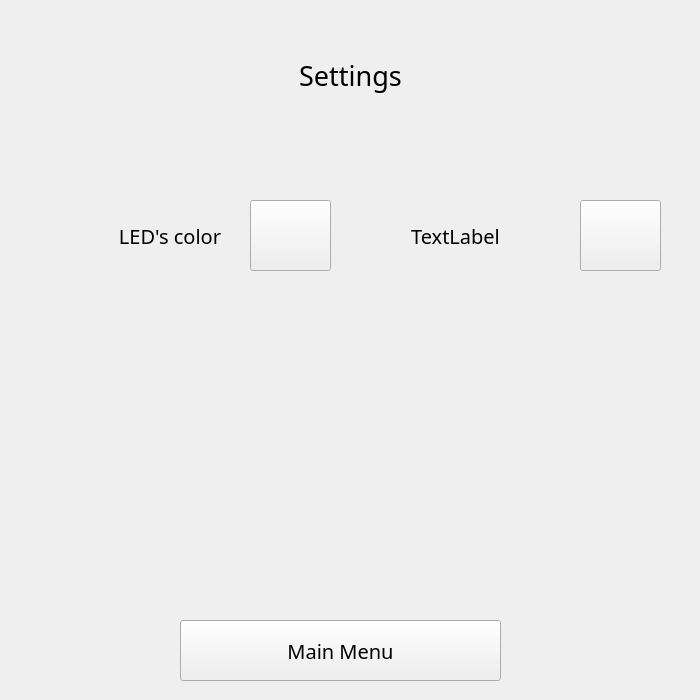
Before: the Qt Designer form GUI/ui_files/settings.ui in agak33/SW-Piano-Tiles, drawn with Qt 5.
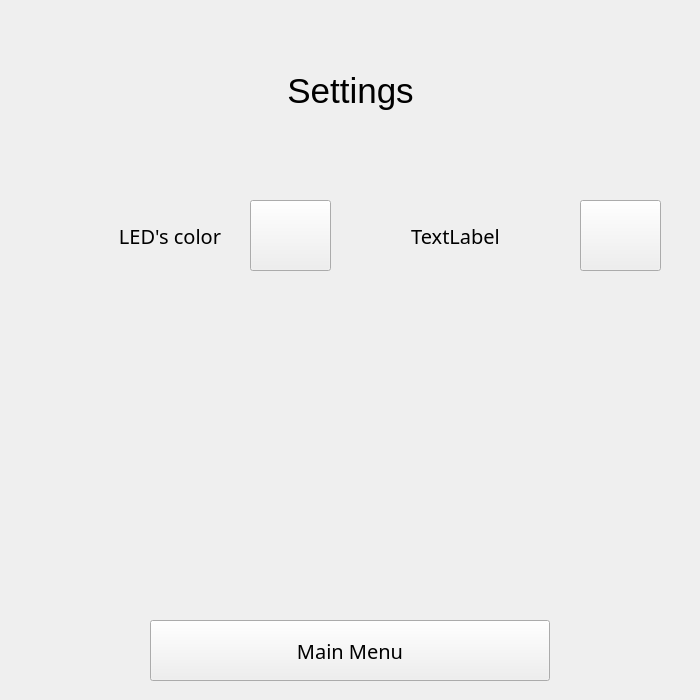
After: the same form once the commit is applied.

Diff of the .ui file:
```diff
--- a/GUI/ui_files/settings.ui
+++ b/GUI/ui_files/settings.ui
@@ -42,13 +42,13 @@
      <x>10</x>
      <y>20</y>
      <width>681</width>
-     <height>111</height>
+     <height>141</height>
     </rect>
    </property>
    <property name="font">
     <font>
-     <family>Patrick Hand SC</family>
-     <pointsize>20</pointsize>
+     <family>MS Shell Dlg 2</family>
+     <pointsize>26</pointsize>
     </font>
    </property>
    <property name="text">
@@ -61,9 +61,9 @@
   <widget class="QLabel" name="label_2">
    <property name="geometry">
     <rect>
-     <x>30</x>
+     <x>20</x>
      <y>200</y>
-     <width>191</width>
+     <width>201</width>
      <height>71</height>
     </rect>
    </property>
@@ -109,9 +109,9 @@
   <widget class="QLabel" name="ledColorLabel">
    <property name="geometry">
     <rect>
-     <x>340</x>
+     <x>330</x>
      <y>200</y>
-     <width>231</width>
+     <width>251</width>
      <height>71</height>
     </rect>
    </property>
@@ -131,9 +131,9 @@
   <widget class="QPushButton" name="mainMenuButton">
    <property name="geometry">
     <rect>
-     <x>180</x>
+     <x>150</x>
      <y>620</y>
-     <width>321</width>
+     <width>400</width>
      <height>61</height>
     </rect>
    </property>
```
